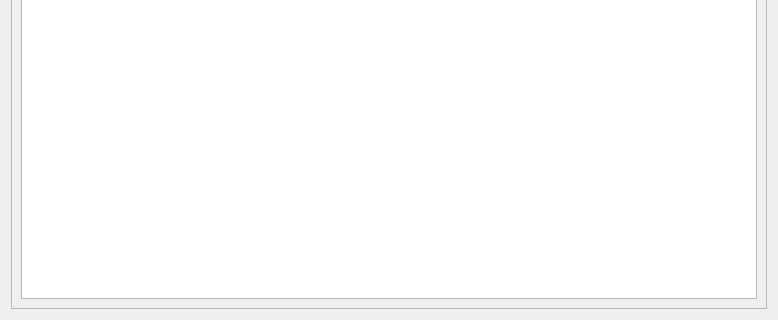
Qt form src/browse/browsewidget.ui (ZacharyOllivierre/Project-2) before a commit; both pictures show x 0 to 778 and y 260 to 580 of the 778 by 580 pixel window.
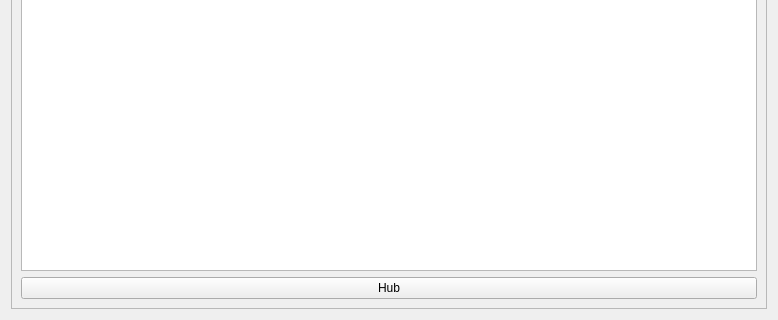
The same form after that commit.

The edit to the form file:
```diff
--- a/src/browse/browsewidget.ui
+++ b/src/browse/browsewidget.ui
@@ -66,6 +66,13 @@
       <item>
        <widget class="QTableWidget" name="table"/>
       </item>
+      <item>
+       <widget class="QPushButton" name="buttonHub">
+        <property name="text">
+         <string>Hub</string>
+        </property>
+       </widget>
+      </item>
      </layout>
     </widget>
    </item>
```
Left out of the diff: 22 changed lines with no effect on the pictures.
